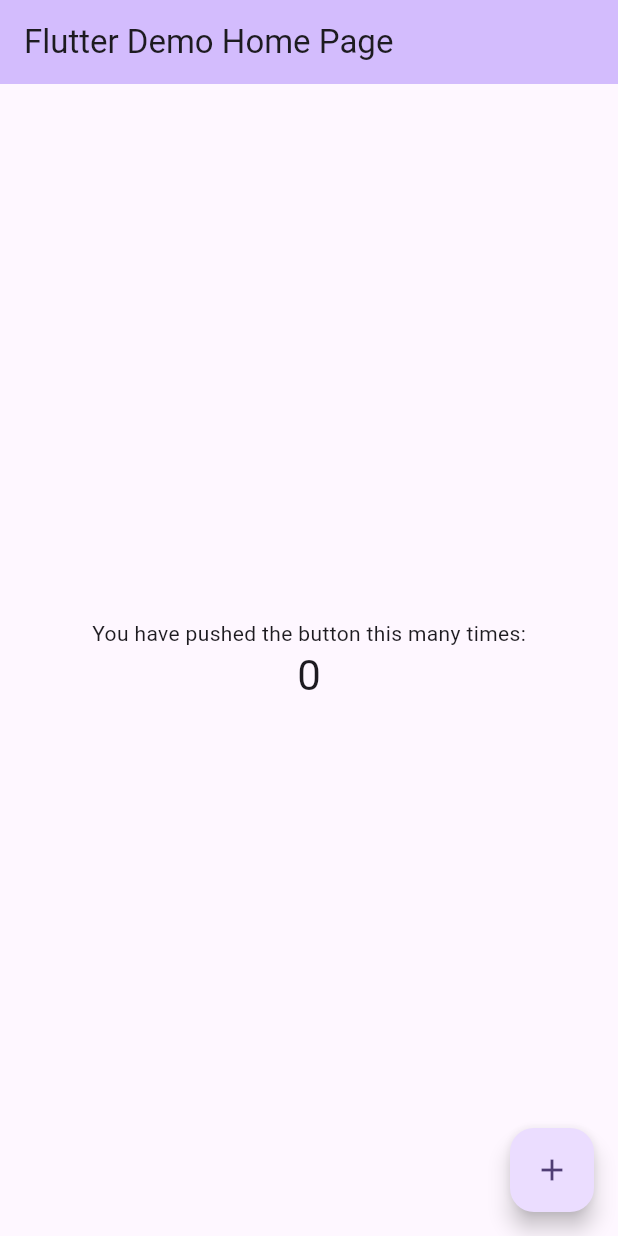
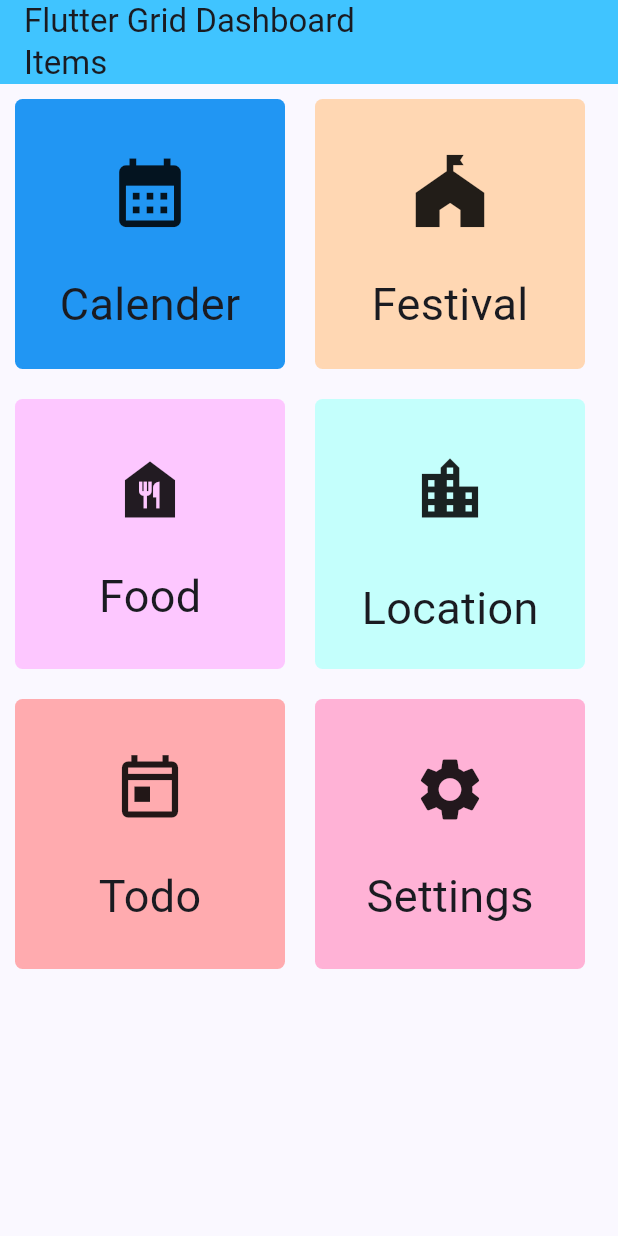
Before and after one commit to dhara58/Grid_App, a Flutter app: the screen it shows after launch, on a phone screen of 412 x 824 dp. Run offline on Flutter 3.47's test engine with Material 3 defaults, Android fonts, the phone set to English and light mode, and no system bars.

Commit message:
03-08-2024

```diff
--- a/flutter_application_1/lib/main.dart
+++ /dev/null
@@ -1,125 +0,0 @@
-import 'package:flutter/material.dart';
-
-void main() {
-  runApp(const MyApp());
-}
-
-class MyApp extends StatelessWidget {
-  const MyApp({super.key});
-
-  // This widget is the root of your application.
-  @override
-  Widget build(BuildContext context) {
-    return MaterialApp(
-      title: 'Flutter Demo',
-      theme: ThemeData(
-        // This is the theme of your application.
-        //
-        // TRY THIS: Try running your application with "flutter run". You'll see
-        // the application has a purple toolbar. Then, without quitting the app,
-        // try changing the seedColor in the colorScheme below to Colors.green
-        // and then invoke "hot reload" (save your changes or press the "hot
-        // reload" button in a Flutter-supported IDE, or press "r" if you used
-        // the command line to start the app).
-        //
-        // Notice that the counter didn't reset back to zero; the application
-        // state is not lost during the reload. To reset the state, use hot
-        // restart instead.
-        //
-        // This works for code too, not just values: Most code changes can be
-        // tested with just a hot reload.
-        colorScheme: ColorScheme.fromSeed(seedColor: Colors.deepPurple),
-        useMaterial3: true,
-      ),
-      home: const MyHomePage(title: 'Flutter Demo Home Page'),
-    );
-  }
-}
-
-class MyHomePage extends StatefulWidget {
-  const MyHomePage({super.key, required this.title});
-
-  // This widget is the home page of your application. It is stateful, meaning
-  // that it has a State object (defined below) that contains fields that affect
-  // how it looks.
-
-  // This class is the configuration for the state. It holds the values (in this
-  // case the title) provided by the parent (in this case the App widget) and
-  // used by the build method of the State. Fields in a Widget subclass are
-  // always marked "final".
-
-  final String title;
-
-  @override
-  State<MyHomePage> createState() => _MyHomePageState();
-}
-
-class _MyHomePageState extends State<MyHomePage> {
-  int _counter = 0;
-
-  void _incrementCounter() {
-    setState(() {
-      // This call to setState tells the Flutter framework that something has
-      // changed in this State, which causes it to rerun the build method below
-      // so that the display can reflect the updated values. If we changed
-      // _counter without calling setState(), then the build method would not be
-      // called again, and so nothing would appear to happen.
-      _counter++;
-    });
-  }
-
-  @override
-  Widget build(BuildContext context) {
-    // This method is rerun every time setState is called, for instance as done
-    // by the _incrementCounter method above.
-    //
-    // The Flutter framework has been optimized to make rerunning build methods
-    // fast, so that you can just rebuild anything that needs updating rather
-    // than having to individually change instances of widgets.
-    return Scaffold(
-      appBar: AppBar(
-        // TRY THIS: Try changing the color here to a specific color (to
-        // Colors.amber, perhaps?) and trigger a hot reload to see the AppBar
-        // change color while the other colors stay the same.
-        backgroundColor: Theme.of(context).colorScheme.inversePrimary,
-        // Here we take the value from the MyHomePage object that was created by
-        // the App.build method, and use it to set our appbar title.
-        title: Text(widget.title),
-      ),
-      body: Center(
-        // Center is a layout widget. It takes a single child and positions it
-        // in the middle of the parent.
-        child: Column(
-          // Column is also a layout widget. It takes a list of children and
-          // arranges them vertically. By default, it sizes itself to fit its
-          // children horizontally, and tries to be as tall as its parent.
-          //
-          // Column has various properties to control how it sizes itself and
-          // how it positions its children. Here we use mainAxisAlignment to
-          // center the children vertically; the main axis here is the vertical
-          // axis because Columns are vertical (the cross axis would be
-          // horizontal).
-          //
-          // TRY THIS: Invoke "debug painting" (choose the "Toggle Debug Paint"
-          // action in the IDE, or press "p" in the console), to see the
-          // wireframe for each widget.
-          mainAxisAlignment: MainAxisAlignment.center,
-          children: <Widget>[
-            const Text(
-              'You have pushed the button this many times:',
-            ),
-            Text(
-              '$_counter',
-              style: Theme.of(context).textTheme.headlineMedium,
-            ),
-          ],
-        ),
-      ),
-      floatingActionButton: FloatingActionButton(
-        onPressed: _incrementCounter,
-        tooltip: 'Increment',
-        child: const Icon(Icons.add),
-      ), // This trailing comma makes auto-formatting nicer for build methods.
-    );
-  }
-}
--- /dev/null
+++ b/lib/grid_application.dart
@@ -0,0 +1,216 @@
+import 'package:flutter/material.dart';
+
+class GridApplication extends StatefulWidget {
+  const GridApplication({super.key});
+
+  @override
+  State<GridApplication> createState() => _GridApplicationState();
+}
+
+class _GridApplicationState extends State<GridApplication> {
+  @override
+  Widget build(BuildContext context) {
+    return Scaffold(
+      appBar: AppBar(
+        backgroundColor: Colors.lightBlueAccent,
+        title: Column(
+          children: [
+            Row(
+              children: [
+                Text('Flutter Grid Dashboard'),
+              ],
+            ),
+
+            Row(
+              children: [
+                Text('Items'),
+              ],
+            ),
+
+          ],
+        ),
+
+      ),
+       body: Column(
+        children: [
+          Row(
+            children: [
+
+              Container(
+                child: Center(child: Column(
+                  children: [
+                    Column(
+                      children: [
+                        Padding(
+                          padding: const EdgeInsets.fromLTRB(25, 25, 25, 25),
+                          child: Icon(Icons.calendar_month,size: 55,),
+                        ),
+                      ],
+                    ),
+                    Center(
+                      child: Center(
+                        child: Padding(
+                          padding: const EdgeInsets.only(),
+                          child: Text('Calender',style: TextStyle(fontSize: 30),),
+                        ),
+                      ),
+                    ),
+
+                  ],
+                )),
+                height: 180,
+                width: 180,
+                margin: EdgeInsets.all(10),
+                padding: EdgeInsets.all(10),
+                decoration: BoxDecoration(
+                  borderRadius: BorderRadiusDirectional.circular(5),
+                  color: Colors.blue,
+                ),
+
+              ),
+              Container(
+                child: Center(child: Column(
+                  children: [
+                    Padding(
+                      padding: const EdgeInsets.fromLTRB(25, 25, 25, 25),
+                      child: Icon(Icons.festival,size: 55,),
+                    ),
+                    Center(
+                      child: Center(
+                        child: Padding(
+                          padding: const EdgeInsets.only(),
+                          child: Text('Festival',style: TextStyle(fontSize: 30),),
+                        ),
+                      ),
+                    ),
+                  ],
+                )),
+                height: 180,
+                width: 180,
+                margin: EdgeInsets.all(10),
+                padding: EdgeInsets.all(10),
+                decoration: BoxDecoration(
+                  borderRadius: BorderRadiusDirectional.circular(5),
+                  color: Color.fromARGB(255, 255, 215, 179),
+                ),
+              ),
+            ],
+          ),
+          Row(
+            children: [
+              Container(
+                child: Center(child: Column(
+                  children: [
+                    Padding(
+                      padding: const EdgeInsets.fromLTRB(25, 25, 25, 25),
+                      child: Icon(Icons.food_bank,size: 50,),
+                    ),
+                    Center(
+                      child: Center(
+                        child: Padding(
+                          padding: const EdgeInsets.only(),
+                          child: Text('Food',style: TextStyle(fontSize: 30),),
+                        ),
+                      ),
+                    ),
+                  ],
+                )),
+                height: 180,
+                width: 180,
+                margin: EdgeInsets.all(10),
+                padding: EdgeInsets.all(10),
+                decoration: BoxDecoration(
+                  borderRadius: BorderRadiusDirectional.circular(5),
+                  color: Color.fromARGB(255, 253, 199, 255),
+                ),
+              ),
+              Container(
+                child: Center(child: Column(
+                  children: [
+                    Padding(
+                      padding: const EdgeInsets.fromLTRB(25, 25, 25, 25),
+                      child: Icon(Icons.location_city,size: 50,),
+                    ),
+                    Center(
+                      child: Center(
+                        child: Padding(
+                          padding: const EdgeInsets.all(8.0),
+                          child: Text('Location',style: TextStyle(fontSize: 30),),
+                        ),
+                      ),
+                    ),
+                  ],
+                )),
+                height: 180,
+                width: 180,
+                margin: EdgeInsets.all(10),
+                padding: EdgeInsets.all(10),
+                decoration: BoxDecoration(
+                  borderRadius: BorderRadiusDirectional.circular(5),
+                  color: Color.fromARGB(255, 196, 255, 252),
+                ),
+              ),
+            ],
+          ),
+          Row(
+            children: [
+              Container(
+                child: Center(child: Column(
+                  children: [
+                    Padding(
+                      padding: const EdgeInsets.fromLTRB(25, 25, 25, 25),
+                      child: Icon(Icons.today_outlined,size: 50,),
+                    ),
+                    Center(
+                      child: Center(
+                        child: Padding(
+                          padding: const EdgeInsets.only(),
+                          child: Text('Todo',style: TextStyle(fontSize: 30),),
+                        ),
+                      ),
+                    ),
+                  ],
+                )),
+                height: 180,
+                width: 180,
+                margin: EdgeInsets.all(10),
+                padding: EdgeInsets.all(10),
+                decoration: BoxDecoration(
+                  borderRadius: BorderRadiusDirectional.circular(5),
+                  color: Color.fromARGB(255, 255, 171, 175),
+                ),
+              ),
+              Container(
+                child: Center(child: Column(
+                  children: [
+                    Padding(
+                      padding: const EdgeInsets.fromLTRB(25, 25, 25, 25),
+                      child: Icon(Icons.settings,size: 50,),
+                    ),
+                    Center(
+                      child: Center(
+                        child: Padding(
+                          padding: const EdgeInsets.only(),
+                          child: Text('Settings',style: TextStyle(fontSize: 30),),
+                        ),
+                      ),
+                    ),
+                  ],
+                )),
+                height: 180,
+                width: 180,
+                margin: EdgeInsets.all(10),
+                padding: EdgeInsets.all(10),
+                decoration: BoxDecoration(
+                  borderRadius: BorderRadiusDirectional.circular(5),
+                  color: Color.fromARGB(255, 255, 178, 214),
+                ),
+              ),
+            ],
+          ),
+
+        ],
+       )
+    );
+  }
+}
--- a/lib/main.dart
+++ b/lib/main.dart
@@ -1,4 +1,9 @@
 import 'package:flutter/material.dart';
+import 'package:flutter/widgets.dart';
+import 'package:flutter_application_1/appbar1_screen.dart';
+import 'package:flutter_application_1/appbar_screen.dart';
+import 'package:flutter_application_1/grid_application.dart';
+import 'package:flutter_application_1/home_screen.dart';
 
 void main() {
   runApp(const MyApp());
@@ -10,116 +15,28 @@
   // This widget is the root of your application.
   @override
   Widget build(BuildContext context) {
-    return MaterialApp(
+         return MaterialApp(
+       debugShowCheckedModeBanner: false,
       title: 'Flutter Demo',
       theme: ThemeData(
-        // This is the theme of your application.
-        //
-        // TRY THIS: Try running your application with "flutter run". You'll see
-        // the application has a purple toolbar. Then, without quitting the app,
-        // try changing the seedColor in the colorScheme below to Colors.green
-        // and then invoke "hot reload" (save your changes or press the "hot
-        // reload" button in a Flutter-supported IDE, or press "r" if you used
-        // the command line to start the app).
-        //
-        // Notice that the counter didn't reset back to zero; the application
-        // state is not lost during the reload. To reset the state, use hot
-        // restart instead.
-        //
-        // This works for code too, not just values: Most code changes can be
-        // tested with just a hot reload.
-        colorScheme: ColorScheme.fromSeed(seedColor: Colors.deepPurple),
+
+        colorScheme: ColorScheme.fromSeed(seedColor: Color.fromARGB(255, 118, 152, 255)),
         useMaterial3: true,
-      ),
-      home: const MyHomePage(title: 'Flutter Demo Home Page'),
-    );
-  }
-}
 
-class MyHomePage extends StatefulWidget {
-  const MyHomePage({super.key, required this.title});
+       ), home: GridApplication(),
 
-  // This widget is the home page of your application. It is stateful, meaning
-  // that it has a State object (defined below) that contains fields that affect
-  // how it looks.
 
-  // This class is the configuration for the state. It holds the values (in this
-  // case the title) provided by the parent (in this case the App widget) and
-  // used by the build method of the State. Fields in a Widget subclass are
-  // always marked "final".
 
-  final String title;
+      );
 
-  @override
-  State<MyHomePage> createState() => _MyHomePageState();
-}
 
-class _MyHomePageState extends State<MyHomePage> {
-  int _counter = 0;
 
-  void _incrementCounter() {
-    setState(() {
-      // This call to setState tells the Flutter framework that something has
-      // changed in this State, which causes it to rerun the build method below
-      // so that the display can reflect the updated values. If we changed
-      // _counter without calling setState(), then the build method would not be
-      // called again, and so nothing would appear to happen.
-      _counter++;
-    });
+
+
+
+
+
   }
 
-  @override
-  Widget build(BuildContext context) {
-    // This method is rerun every time setState is called, for instance as done
-    // by the _incrementCounter method above.
-    //
-    // The Flutter framework has been optimized to make rerunning build methods
-    // fast, so that you can just rebuild anything that needs updating rather
-    // than having to individually change instances of widgets.
-    return Scaffold(
-      appBar: AppBar(
-        // TRY THIS: Try changing the color here to a specific color (to
-        // Colors.amber, perhaps?) and trigger a hot reload to see the AppBar
-        // change color while the other colors stay the same.
-        backgroundColor: Theme.of(context).colorScheme.inversePrimary,
-        // Here we take the value from the MyHomePage object that was created by
-        // the App.build method, and use it to set our appbar title.
-        title: Text(widget.title),
-      ),
-      body: Center(
-        // Center is a layout widget. It takes a single child and positions it
-        // in the middle of the parent.
-        child: Column(
-          // Column is also a layout widget. It takes a list of children and
-          // arranges them vertically. By default, it sizes itself to fit its
-          // children horizontally, and tries to be as tall as its parent.
-          //
-          // Column has various properties to control how it sizes itself and
-          // how it positions its children. Here we use mainAxisAlignment to
-          // center the children vertically; the main axis here is the vertical
-          // axis because Columns are vertical (the cross axis would be
-          // horizontal).
-          //
-          // TRY THIS: Invoke "debug painting" (choose the "Toggle Debug Paint"
-          // action in the IDE, or press "p" in the console), to see the
-          // wireframe for each widget.
-          mainAxisAlignment: MainAxisAlignment.center,
-          children: <Widget>[
-            const Text(
-              'You have pushed the button this many times:',
-            ),
-            Text(
-              '$_counter',
-              style: Theme.of(context).textTheme.headlineMedium,
-            ),
-          ],
-        ),
-      ),
-      floatingActionButton: FloatingActionButton(
-        onPressed: _incrementCounter,
-        tooltip: 'Increment',
-        child: const Icon(Icons.add),
-      ), // This trailing comma makes auto-formatting nicer for build methods.
-    );
-  }
+  appbar1screen() {}
 }
```
Also changed, not shown: flutter_application_1/analysis_options.yaml (deleted, +0 -28 lines), flutter_application_1/pubspec.yaml (deleted, +0 -90 lines), lib/appbar1_screen.dart (added, +37 -0 lines), lib/appbar_screen.dart (added, +64 -0 lines), lib/home_screen.dart (added, +39 -0 lines), pubspec.yaml (+6 -6 lines), Font/BarlowCondensed-Regular.ttf (added), Font/KalniaGlaze_SemiExpanded-Regular.ttf (added), Font/PlaywriteBEVLG-Regular.ttf (added), Font/Sevillana-Regular.ttf (added), Font/images/466-4666773_borboletas-png-transparent-png.png (added), flutter_application_1/pubspec.lock (deleted), 106 other files.
